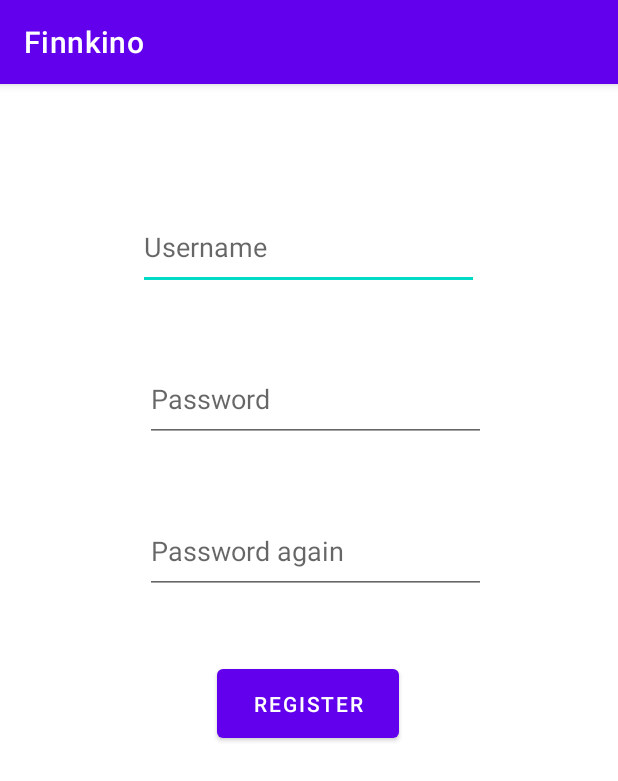
After one commit to DeveloperLauri/FinnkinoApp, an Android app: the fragment Fragment_register shown on its own in the app's theme, on a phone screen of 412 x 824 dp. The commit adds this screen. Shown: the top 781 px of the screen. Run offline under Robolectric (Android 15) with nearby library versions, the phone set to English and light mode, and no system bars.

Commit message:
Olio-ohjelmoinnin HT Finnkino

```diff
--- /dev/null
+++ b/app/src/main/java/com/oliot5/finnkino/Fragment_register.java
@@ -0,0 +1,18 @@
+package com.oliot5.finnkino;
+
+import android.os.Bundle;
+import android.view.LayoutInflater;
+import android.view.View;
+import android.view.ViewGroup;
+
+import androidx.annotation.NonNull;
+import androidx.annotation.Nullable;
+import androidx.fragment.app.Fragment;
+
+public class Fragment_register extends Fragment {
+    @Nullable
+    @Override
+    public View onCreateView(@NonNull LayoutInflater inflater, @Nullable ViewGroup container, @Nullable Bundle savedInstanceState) {
+        return inflater.inflate(R.layout.fr_registerwindow, container, false);
+    }
+}
--- /dev/null
+++ b/app/src/main/res/layout/fr_registerwindow.xml
@@ -0,0 +1,57 @@
+<?xml version="1.0" encoding="utf-8"?>
+<androidx.constraintlayout.widget.ConstraintLayout xmlns:android="http://schemas.android.com/apk/res/android"
+    xmlns:app="http://schemas.android.com/apk/res-auto"
+    xmlns:tools="http://schemas.android.com/tools"
+    android:layout_width="match_parent"
+    android:layout_height="match_parent">
+
+    <EditText
+        android:id="@+id/editTextUsernameRegister"
+        android:layout_width="227dp"
+        android:layout_height="57dp"
+        android:layout_marginTop="80dp"
+        android:ems="10"
+        android:hint="Username"
+        android:inputType="textPersonName"
+        app:layout_constraintEnd_toEndOf="parent"
+        app:layout_constraintHorizontal_bias="0.497"
+        app:layout_constraintStart_toStartOf="parent"
+        app:layout_constraintTop_toTopOf="parent" />
+
+    <EditText
+        android:id="@+id/editTextPasswordRegister"
+        android:layout_width="227dp"
+        android:layout_height="57dp"
+        android:layout_marginTop="44dp"
+        android:ems="10"
+        android:hint="Password"
+        android:inputType="textPersonName"
+        app:layout_constraintEnd_toEndOf="parent"
+        app:layout_constraintHorizontal_bias="0.522"
+        app:layout_constraintStart_toStartOf="parent"
+        app:layout_constraintTop_toBottomOf="@+id/editTextUsernameRegister" />
+
+    <EditText
+        android:id="@+id/editTextPasswordAgainRegister"
+        android:layout_width="227dp"
+        android:layout_height="57dp"
+        android:layout_marginTop="44dp"
+        android:ems="10"
+        android:hint="Password again"
+        android:inputType="textPersonName"
+        app:layout_constraintEnd_toEndOf="parent"
+        app:layout_constraintHorizontal_bias="0.522"
+        app:layout_constraintStart_toStartOf="parent"
+        app:layout_constraintTop_toBottomOf="@+id/editTextPasswordRegister" />
+
+    <Button
+        android:id="@+id/button2"
+        android:layout_width="121dp"
+        android:layout_height="58dp"
+        android:layout_marginTop="44dp"
+        android:text="Register"
+        app:layout_constraintEnd_toEndOf="parent"
+        app:layout_constraintHorizontal_bias="0.498"
+        app:layout_constraintStart_toStartOf="parent"
+        app:layout_constraintTop_toBottomOf="@+id/editTextPasswordAgainRegister" />
+</androidx.constraintlayout.widget.ConstraintLayout>
```
Also changed, not shown: app/src/main/java/com/oliot5/finnkino/MainActivity.java (+12 -11 lines), app/src/main/res/layout/activity_main.xml (+22 -2 lines), app/src/main/res/layout/fr_loginwindow.xml (+38 -0 lines).
